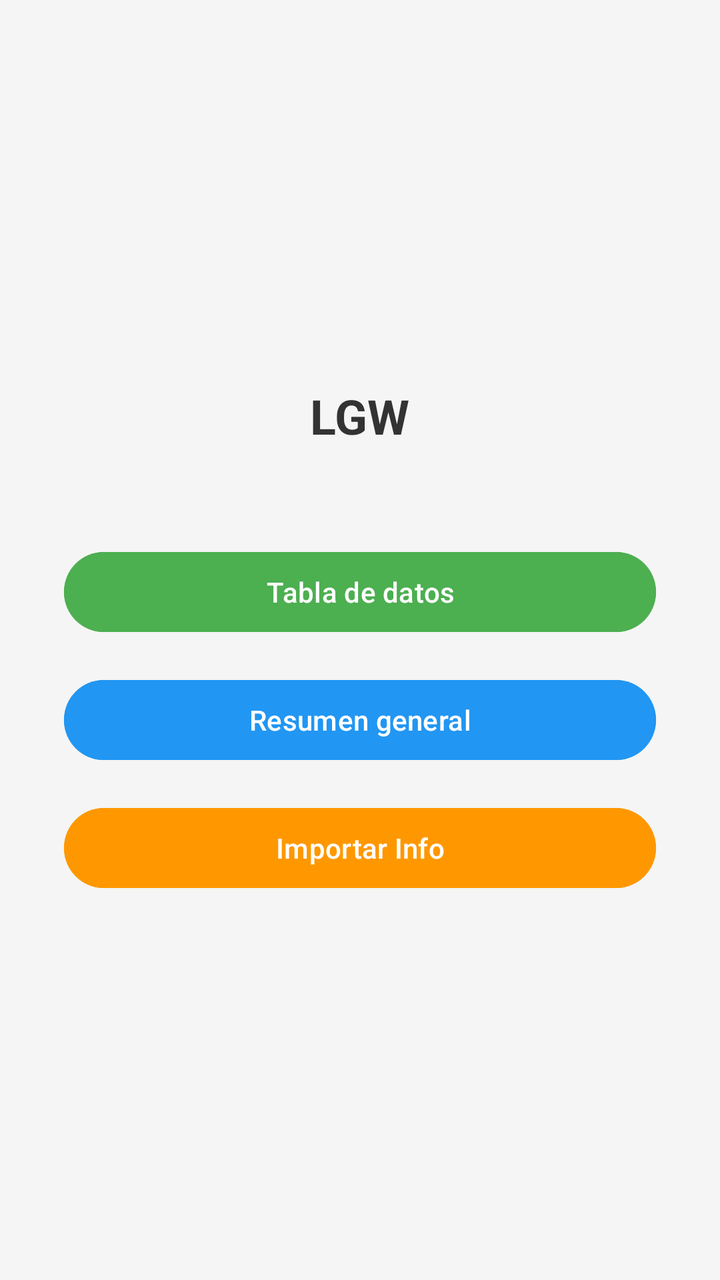
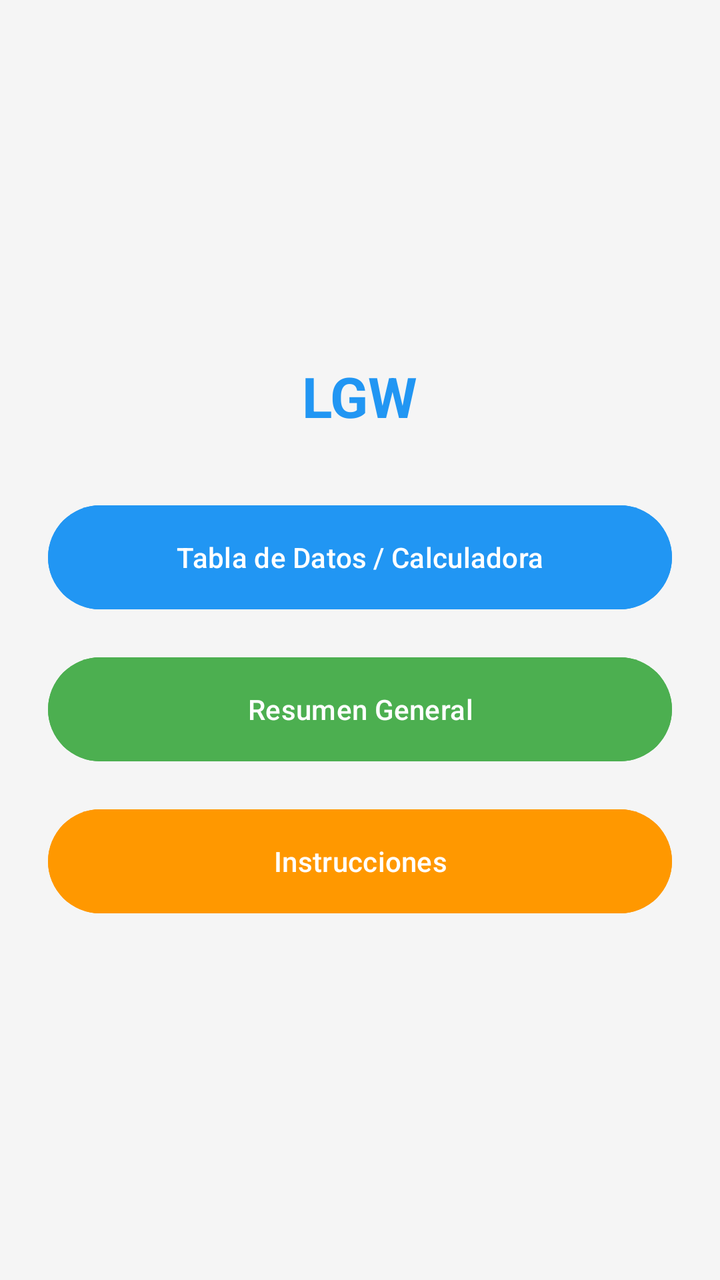

Compare the two renders of this Android layout. The source of the first and the diff that turns it into the second are given below.
<!-- AndroidManifest.xml: application theme Theme.LGW -->
<!-- res/layout/activity_main.xml -->
<?xml version="1.0" encoding="utf-8"?>
<LinearLayout
        xmlns:android="http://schemas.android.com/apk/res/android"
        android:layout_width="match_parent"
        android:layout_height="match_parent"
        android:orientation="vertical"
        android:gravity="center"
        android:padding="32dp"
        android:background="#F5F5F5">

    <TextView
            android:layout_width="wrap_content"
            android:layout_height="wrap_content"
            android:text="LGW"
            android:textSize="24sp"
            android:textStyle="bold"
            android:textColor="#333333"
            android:layout_marginBottom="48dp"/>

    <Button
            android:id="@+id/btn_abrir_calculadora"
            android:layout_width="match_parent"
            android:layout_height="wrap_content"
            android:text="Tabla de datos"
            android:layout_marginBottom="16dp"
            android:backgroundTint="#4CAF50"/>

    <Button
            android:id="@+id/btn_exportar"
            android:layout_width="match_parent"
            android:layout_height="wrap_content"
            android:text="Resumen general"
            android:layout_marginBottom="16dp"
            android:backgroundTint="#2196F3"/>

    <Button
            android:id="@+id/btn_importar"
            android:layout_width="match_parent"
            android:layout_height="wrap_content"
            android:text="Importar Info"
            android:backgroundTint="#FF9800"/>

</LinearLayout>
<!-- resources referenced by this layout -->
<resources>
  <style name="Theme.LGW" parent="Base.Theme.LGW" />
  <style name="Base.Theme.LGW" parent="Theme.Material3.DayNight.NoActionBar">
          
          
      </style>
</resources>

<!-- the commit's change to res/layout/activity_main.xml (unified diff, before → after) -->
@@ -1,43 +1,45 @@
 <?xml version="1.0" encoding="utf-8"?>
-<LinearLayout
-        xmlns:android="http://schemas.android.com/apk/res/android"
-        android:layout_width="match_parent"
-        android:layout_height="match_parent"
-        android:orientation="vertical"
-        android:gravity="center"
-        android:padding="32dp"
-        android:background="#F5F5F5">
+<LinearLayout xmlns:android="http://schemas.android.com/apk/res/android"
+              android:layout_width="match_parent"
+              android:layout_height="match_parent"
+              android:orientation="vertical"
+              android:gravity="center"
+              android:background="#F5F5F5"
+              android:padding="24dp">
 
     <TextView
             android:layout_width="wrap_content"
             android:layout_height="wrap_content"
             android:text="LGW"
-            android:textSize="24sp"
+            android:textColor="#2196F3"
+            android:textSize="28sp"
             android:textStyle="bold"
-            android:textColor="#333333"
-            android:layout_marginBottom="48dp"/>
+            android:layout_marginBottom="32dp"/>
 
     <Button
             android:id="@+id/btn_abrir_calculadora"
             android:layout_width="match_parent"
-            android:layout_height="wrap_content"
-            android:text="Tabla de datos"
-            android:layout_marginBottom="16dp"
-            android:backgroundTint="#4CAF50"/>
+            android:layout_height="60dp"
+            android:text="Tabla de Datos / Calculadora"
+            android:backgroundTint="#2196F3"
+            android:textColor="#FFFFFF"
+            android:layout_marginBottom="16dp"/>
 
     <Button
-            android:id="@+id/btn_exportar"
+            android:id="@+id/btn_resumen_main"
             android:layout_width="match_parent"
-            android:layout_height="wrap_content"
-            android:text="Resumen general"
-            android:layout_marginBottom="16dp"
-            android:backgroundTint="#2196F3"/>
+            android:layout_height="60dp"
+            android:text="Resumen General"
+            android:backgroundTint="#4CAF50"
+            android:textColor="#FFFFFF"
+            android:layout_marginBottom="16dp"/>
 
     <Button
-            android:id="@+id/btn_importar"
+            android:id="@+id/btn_instrucciones_main"
             android:layout_width="match_parent"
-            android:layout_height="wrap_content"
-            android:text="Importar Info"
-            android:backgroundTint="#FF9800"/>
+            android:layout_height="60dp"
+            android:text="Instrucciones"
+            android:backgroundTint="#FF9800"
+            android:textColor="#FFFFFF"/>
 
 </LinearLayout>
